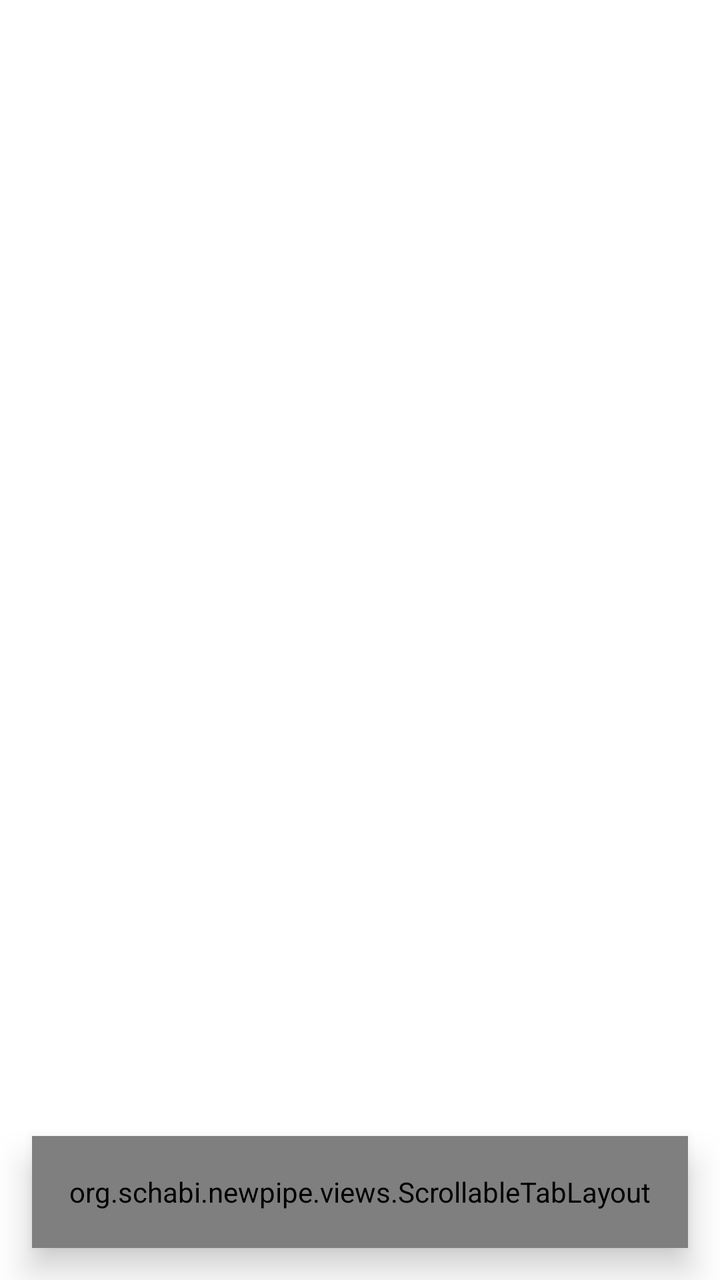
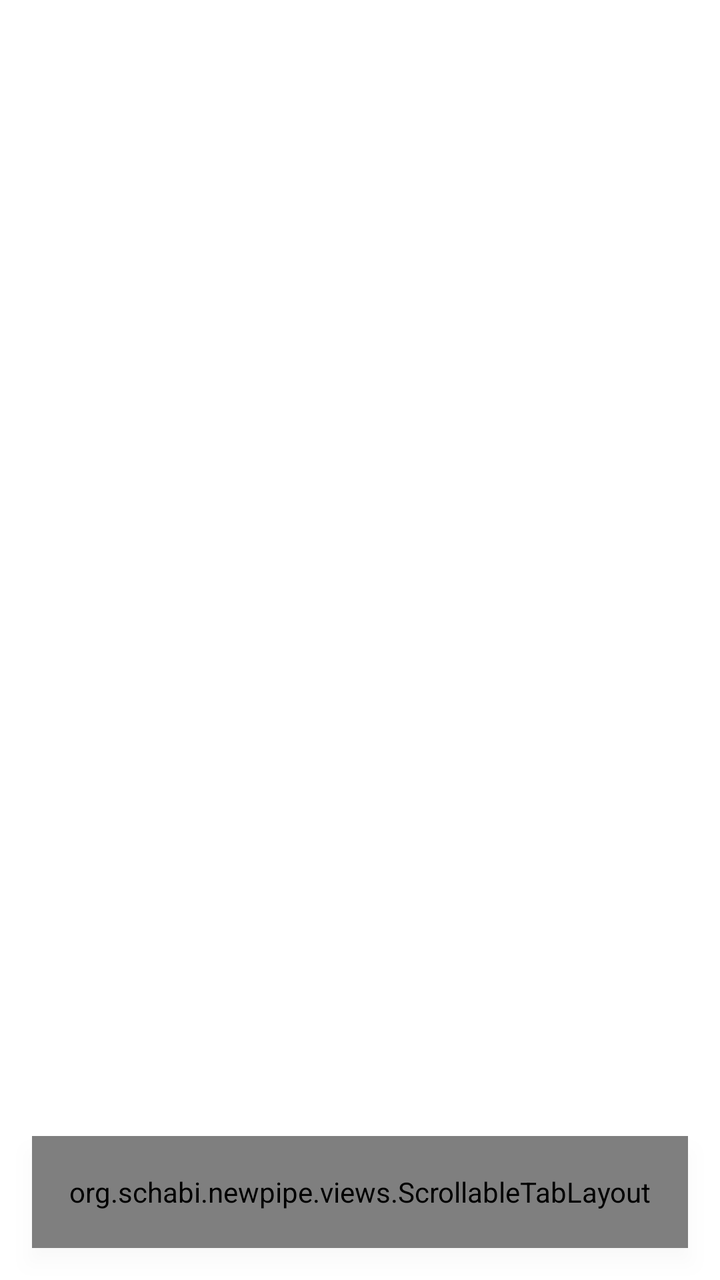

Two renders of the same Android screen: before a commit and after it. Below are the layout's source before the change and the commit's diff.
<!-- AndroidManifest.xml: application theme OpeningTheme -->
<!-- res/layout/fragment_main.xml -->
<?xml version="1.0" encoding="utf-8"?>
<RelativeLayout xmlns:android="http://schemas.android.com/apk/res/android"
    xmlns:app="http://schemas.android.com/apk/res-auto"
    android:layout_width="match_parent"
    android:layout_height="match_parent">

    
    <org.schabi.newpipe.views.ScrollableTabLayout
        android:id="@+id/main_tab_layout"
        android:layout_width="match_parent"
        android:layout_height="56dp"
        android:layout_alignParentBottom="true"
        android:layout_marginStart="16dp"
        android:layout_marginEnd="16dp"
        android:layout_marginBottom="16dp"
        android:background="@drawable/bg_nav_pill"
        android:elevation="10dp"
        android:padding="4dp"
        app:tabGravity="fill"
        app:tabBackground="@drawable/nav_pill_tab_bg"
        app:tabIndicatorHeight="0dp"
        app:tabMinWidth="0dp"
        app:tabPaddingEnd="0dp"
        app:tabPaddingStart="0dp"
        app:tabSelectedTextColor="?attr/colorPrimary"
        app:tabTextAppearance="@style/TextAppearance.App.Tab"
        app:tabTextColor="?android:attr/textColorPrimary"
        app:tabRippleColor="@android:color/transparent" />

    <androidx.viewpager.widget.ViewPager
        android:id="@+id/pager"
        android:layout_width="match_parent"
        android:layout_height="match_parent"
        android:layout_above="@id/main_tab_layout" />

</RelativeLayout>
<!-- resources referenced by this layout -->
<resources>
  <!-- drawable bg_nav_pill (drawable) -->
  <?xml version="1.0" encoding="utf-8"?>
  <shape xmlns:android="http://schemas.android.com/apk/res/android"
      android:shape="rectangle">
      <solid android:color="?attr/card_item_background_color" />
      <corners android:radius="100dp" />
  </shape>
  <!-- drawable nav_pill_tab_bg (drawable) -->
  <?xml version="1.0" encoding="utf-8"?>
  <selector xmlns:android="http://schemas.android.com/apk/res/android"
      android:enterFadeDuration="220"
      android:exitFadeDuration="220">
      <item android:state_selected="true">
          <shape android:shape="rectangle">
              <solid android:color="?attr/card_item_contrast_color" />
              <corners android:radius="100dp" />
          </shape>
      </item>
      <item>
          <shape android:shape="rectangle">
              <solid android:color="@android:color/transparent" />
              <corners android:radius="100dp" />
          </shape>
      </item>
  </selector>
  <style name="TextAppearance.App.Tab" parent="TextAppearance.AppCompat">
          <item name="android:textSize">15sp</item>
          <item name="android:textAllCaps">false</item>
          <item name="textAllCaps">false</item>
          <item name="android:fontFamily">@font/geist</item>
      </style>
  <style name="OpeningTheme" parent="Base.OpeningTheme" />
  <style name="Base.OpeningTheme" parent="Base.V21.OpeningTheme">
          <item name="android:navigationBarColor">@color/light_youtube_primary_color</item>
      </style>
  <style name="Base.V21.OpeningTheme" parent="Theme.AppCompat.DayNight.NoActionBar">
          <item name="colorPrimary">@android:color/transparent</item>
          <item name="colorPrimaryDark">@android:color/transparent</item>
          <item name="colorAccent">@android:color/transparent</item>
  
          <item name="android:windowBackground">@drawable/splash_background</item>
      </style>
  <color name="light_youtube_primary_color">#D71921</color>
</resources>

<!-- the commit's change to res/layout/fragment_main.xml (unified diff, before → after) -->
@@ -14,17 +14,20 @@
         android:layout_marginEnd="16dp"
         android:layout_marginBottom="16dp"
         android:background="@drawable/bg_nav_pill"
-        android:elevation="10dp"
+        android:elevation="6dp"
+        android:outlineAmbientShadowColor="#14000000"
+        android:outlineSpotShadowColor="#26000000"
         android:padding="4dp"
         app:tabGravity="fill"
-        app:tabBackground="@drawable/nav_pill_tab_bg"
+        app:tabIconTint="@color/tab_icon_tint"
+        app:tabIndicator="@drawable/nav_pill_indicator"
+        app:tabIndicatorAnimationMode="elastic"
+        app:tabIndicatorFullWidth="true"
+        app:tabIndicatorGravity="stretch"
         app:tabIndicatorHeight="0dp"
         app:tabMinWidth="0dp"
         app:tabPaddingEnd="0dp"
         app:tabPaddingStart="0dp"
-        app:tabSelectedTextColor="?attr/colorPrimary"
-        app:tabTextAppearance="@style/TextAppearance.App.Tab"
-        app:tabTextColor="?android:attr/textColorPrimary"
         app:tabRippleColor="@android:color/transparent" />
 
     <androidx.viewpager.widget.ViewPager
<!-- resource entries referenced after the edit -->
@@ -7,30 +7,13 @@
       <solid android:color="?attr/card_item_background_color" />
       <corners android:radius="100dp" />
   </shape>
-  <!-- drawable nav_pill_tab_bg (drawable) -->
+  <!-- drawable nav_pill_indicator (drawable) -->
   <?xml version="1.0" encoding="utf-8"?>
-  <selector xmlns:android="http://schemas.android.com/apk/res/android"
-      android:enterFadeDuration="220"
-      android:exitFadeDuration="220">
-      <item android:state_selected="true">
-          <shape android:shape="rectangle">
-              <solid android:color="?attr/card_item_contrast_color" />
-              <corners android:radius="100dp" />
-          </shape>
-      </item>
-      <item>
-          <shape android:shape="rectangle">
-              <solid android:color="@android:color/transparent" />
-              <corners android:radius="100dp" />
-          </shape>
-      </item>
-  </selector>
-  <style name="TextAppearance.App.Tab" parent="TextAppearance.AppCompat">
-          <item name="android:textSize">15sp</item>
-          <item name="android:textAllCaps">false</item>
-          <item name="textAllCaps">false</item>
-          <item name="android:fontFamily">@font/geist</item>
-      </style>
+  <shape xmlns:android="http://schemas.android.com/apk/res/android"
+      android:shape="rectangle">
+      <solid android:color="#FFFFFFFF" />
+      <corners android:radius="100dp" />
+  </shape>
   <style name="OpeningTheme" parent="Base.OpeningTheme" />
   <style name="Base.OpeningTheme" parent="Base.V21.OpeningTheme">
           <item name="android:navigationBarColor">@color/light_youtube_primary_color</item>
